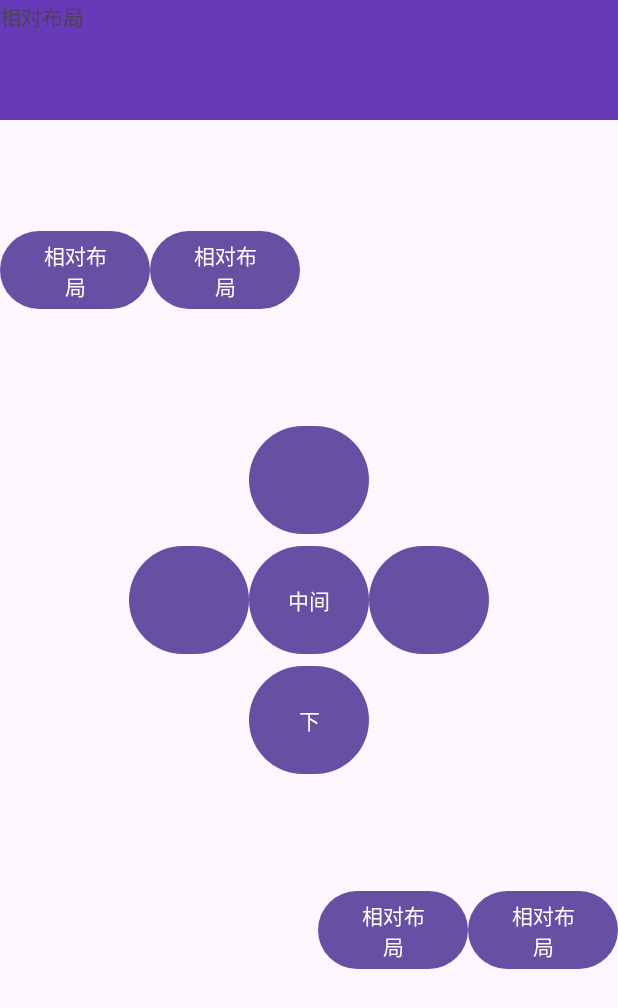
After one commit to JiangWendyyy/hello_android_compose, an Android app: the RelativeActivity screen opened directly, with no data from a screen before it, on a phone screen of 412 x 824 dp. The commit adds this screen. Shown: the top 1008 px of the screen. Run offline under Robolectric (Android 15) with nearby library versions, the phone set to English and light mode, and no system bars.

Commit message:
add relative_layout.xml and RelativeActivity

```diff
--- a/app/src/main/AndroidManifest.xml
+++ b/app/src/main/AndroidManifest.xml
@@ -13,6 +13,9 @@
         android:theme="@style/Theme.EmptyViewsApplication"
         tools:targetApi="31">
         <activity
+            android:name=".RelativeActivity"
+            android:exported="false" />
+        <activity
             android:name=".MainActivity"
             android:exported="true">
             <intent-filter>
@@ -22,4 +25,5 @@
             </intent-filter>
         </activity>
     </application>
+
 </manifest>
--- /dev/null
+++ b/app/src/main/java/com/thoughtworks/androidtrain/RelativeActivity.kt
@@ -0,0 +1,15 @@
+package com.thoughtworks.androidtrain
+
+import android.os.Bundle
+import androidx.activity.enableEdgeToEdge
+import androidx.appcompat.app.AppCompatActivity
+import androidx.core.view.ViewCompat
+import androidx.core.view.WindowInsetsCompat
+
+class RelativeActivity : AppCompatActivity() {
+    override fun onCreate(savedInstanceState: Bundle?) {
+        super.onCreate(savedInstanceState)
+        enableEdgeToEdge()
+        setContentView(R.layout.relative_layout)
+    }
+}
--- /dev/null
+++ b/app/src/main/res/layout/relative_layout.xml
@@ -0,0 +1,100 @@
+<RelativeLayout xmlns:android="http://schemas.android.com/apk/res/android"
+    android:id="@+id/RelativeLayout1"
+    android:layout_width="match_parent"
+    android:layout_height="match_parent">
+
+
+    <TextView
+        android:layout_width="match_parent"
+        android:layout_height="80dp"
+        android:layout_alignParentTop="true"
+        android:background="#673AB7"
+        android:text="@string/related_title"
+        android:textSize="14sp" />
+
+    <RelativeLayout
+        android:layout_width="match_parent"
+        android:id="@+id/RelativeLayout2"
+        android:layout_height="500dp"
+        android:layout_marginTop="150dp"
+        android:orientation="horizontal">
+
+        <Button
+            android:layout_width="100dp"
+            android:layout_height="60dp"
+            android:layout_alignParentTop="true"
+            android:text="@string/related_title" />
+        <Button
+            android:layout_width="100dp"
+            android:layout_height="60dp"
+            android:layout_alignParentTop="true"
+            android:layout_marginStart="100dp"
+            android:text="@string/related_title" />
+
+        <RelativeLayout
+            android:id="@+id/RelativeLayout3"
+            android:layout_width="match_parent"
+            android:layout_height="match_parent"
+            android:layout_centerInParent="true">
+            <!-- 这个是在容器中央的 -->
+            <Button
+                android:id="@+id/img1"
+                android:layout_width="80dp"
+                android:layout_height="80dp"
+                android:layout_centerInParent="true"
+                android:text="@string/center" />
+            <!-- 在中间图片的左边 -->
+            <Button
+                android:id="@+id/img2"
+                android:layout_width="80dp"
+                android:layout_height="80dp"
+                android:layout_centerVertical="true"
+                android:layout_toStartOf="@id/img1"
+                android:src="@string/left" />
+
+            <!-- 在中间图片的右边 -->
+            <Button
+                android:id="@+id/img3"
+                android:layout_width="80dp"
+                android:layout_height="80dp"
+                android:layout_centerVertical="true"
+                android:layout_toEndOf="@id/img1"
+                android:src="@string/right" />
+
+            <!-- 在中间图片的上面-->
+            <Button
+                android:id="@+id/img4"
+                android:layout_width="80dp"
+                android:layout_height="80dp"
+                android:layout_above="@id/img1"
+                android:layout_centerHorizontal="true"
+                android:src="@string/up" />
+
+            <!-- 在中间图片的下面 -->
+            <Button
+                android:id="@+id/img5"
+                android:layout_width="80dp"
+                android:layout_height="80dp"
+                android:layout_below="@id/img1"
+                android:layout_centerHorizontal="true"
+                android:text="@string/down" />
+
+            <Button
+                android:layout_width="100dp"
+                android:layout_height="60dp"
+                android:layout_centerVertical="true"
+                android:layout_alignParentEnd="true"
+                android:layout_marginEnd="100dp"
+                android:layout_alignParentBottom="true"
+                android:text="@string/related_title" />
+            <Button
+                android:layout_width="100dp"
+                android:layout_height="60dp"
+                android:layout_centerVertical="true"
+                android:layout_alignParentEnd="true"
+                android:layout_alignParentBottom="true"
+                android:text="@string/related_title" />
+        </RelativeLayout>
+    </RelativeLayout>
+
+</RelativeLayout>
--- a/app/src/main/res/values/strings.xml
+++ b/app/src/main/res/values/strings.xml
@@ -4,15 +4,19 @@
     <string name="button2">Button2</string>
     <string name="button1">Button1</string>
     <string name="button4">Button4</string>
-    <string name="button5">Button5</string>
+    <string name="button5">relative_layout</string>
     <string name="button6">Button6</string>
     <string name="button7">Button7</string>
     <string name="button8">Button8</string>
     <string name="button9">Button9</string>
     <string name="button10">Button10</string>
     <string name="title">Android practice</string>
-
-
+    <string name="center">中间</string>
+    <string name="up">上</string>
+    <string name="down">下</string>
+    <string name="left">左</string>
+    <string name="right">右</string>
+    <string name="related_title">相对布局</string>
 
 
 </resources>
```
Also changed, not shown: 1 other file.
